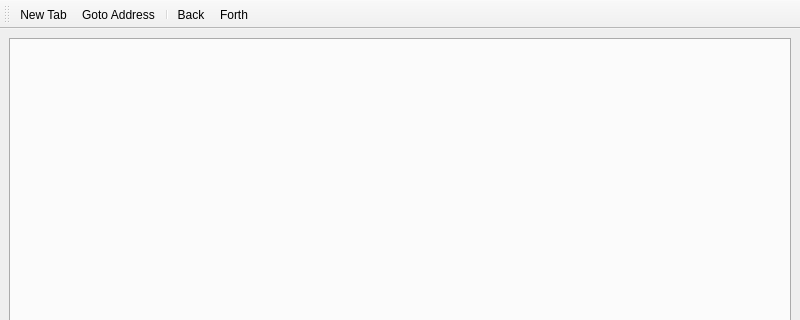
8051Enthusiast/yabo, file tools/ylliab/ylliabwindow.ui: the form before one commit; both pictures show x 0 to 800 and y 0 to 320 of the 800 by 600 pixel window.
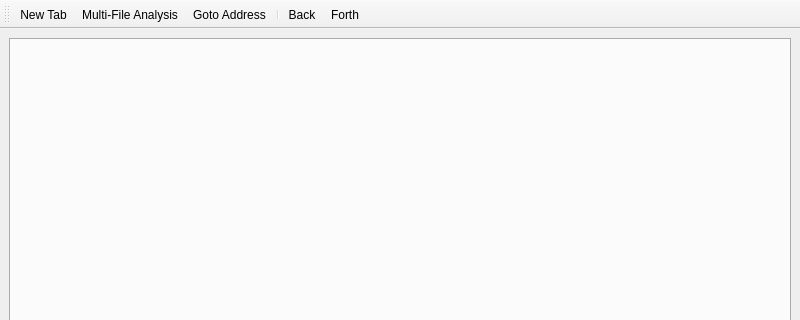
The form after the commit.

Commit message: implement multi file view

```diff
--- a/tools/ylliab/ylliabwindow.ui
+++ b/tools/ylliab/ylliabwindow.ui
@@ -58,6 +58,7 @@
     <bool>false</bool>
    </attribute>
    <addaction name="actionNewTab"/>
+   <addaction name="actionNewMultiFileTab"/>
    <addaction name="actionGotoAddress"/>
    <addaction name="separator"/>
    <addaction name="actionBack"/>
@@ -84,6 +85,17 @@
     <string>Forth</string>
    </property>
   </action>
+  <action name="actionNewMultiFileTab">
+   <property name="text">
+    <string>Multi-File Analysis</string>
+   </property>
+   <property name="toolTip">
+    <string>Analyze multiple files with integrated parser editor</string>
+   </property>
+   <property name="shortcut">
+    <string>Ctrl+M</string>
+   </property>
+  </action>
   <action name="actionGotoAddress">
    <property name="text">
     <string>Goto Address</string>
```
Left out of the diff: 4 changed lines with no effect on the pictures. The commit also changes 19 other files.
